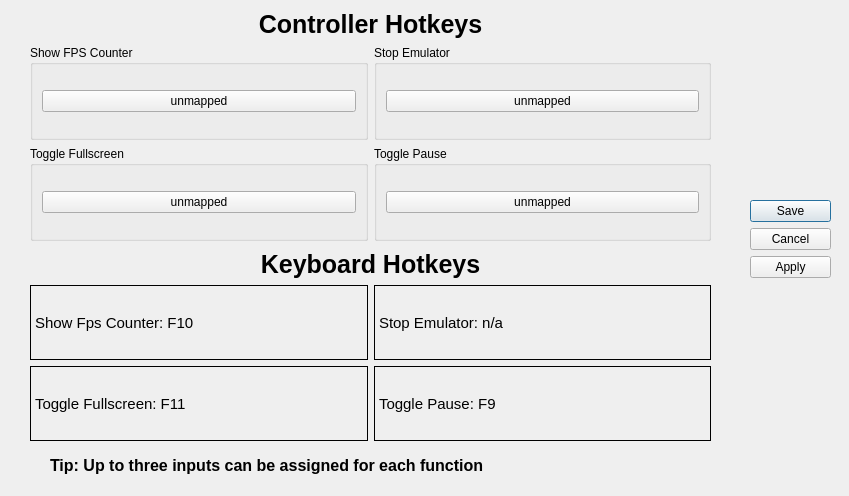
shadps4-emu/shadPS4, file src/qt_gui/hotkeys.ui: the form before one commit.
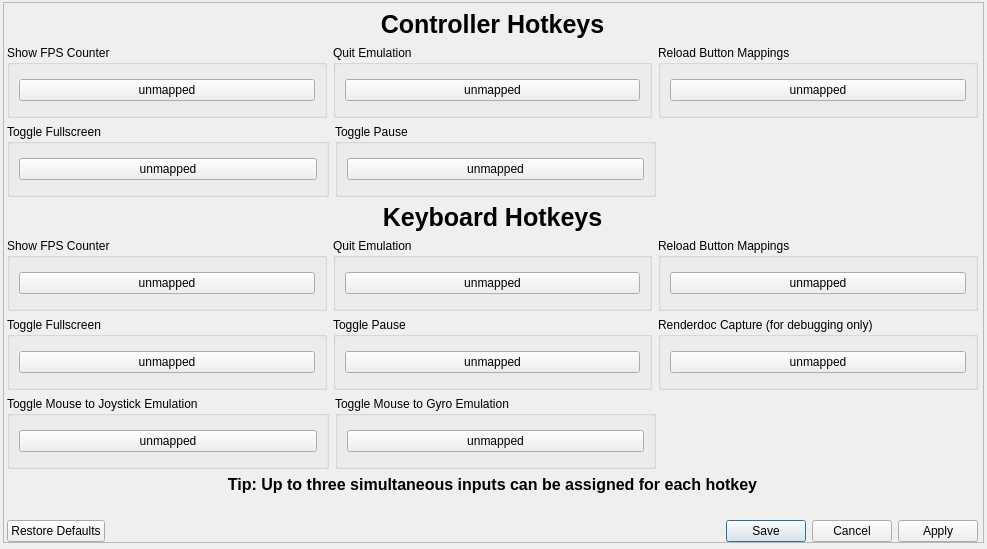
The form after the commit.

```diff
--- a/src/qt_gui/hotkeys.ui
+++ b/src/qt_gui/hotkeys.ui
@@ -8,39 +8,44 @@
    <rect>
     <x>0</x>
     <y>0</y>
-    <width>849</width>
-    <height>496</height>
+    <width>987</width>
+    <height>549</height>
    </rect>
   </property>
   <property name="windowTitle">
    <string>Customize Hotkeys</string>
   </property>
-  <widget class="QDialogButtonBox" name="buttonBox">
+  <widget class="QScrollArea" name="scrollArea">
    <property name="geometry">
     <rect>
-     <x>750</x>
-     <y>200</y>
-     <width>81</width>
-     <height>81</height>
+     <x>3</x>
+     <y>2</y>
+     <width>981</width>
+     <height>541</height>
     </rect>
    </property>
-   <property name="orientation">
-    <enum>Qt::Orientation::Vertical</enum>
+   <property name="widgetResizable">
+    <bool>true</bool>
    </property>
-   <property name="standardButtons">
-    <set>QDialogButtonBox::StandardButton::Apply|QDialogButtonBox::StandardButton::Cancel|QDialogButtonBox::StandardButton::Save</set>
-   </property>
-  </widget>
-  <widget class="QWidget" name="verticalLayoutWidget">
+   <widget class="QWidget" name="scrollAreaWidgetContents">
+    <property name="geometry">
+     <rect>
+      <x>0</x>
+      <y>0</y>
+      <width>979</width>
+      <height>539</height>
+     </rect>
+    </property>
+    <widget class="QWidget" name="verticalLayoutWidget_3">
    <property name="geometry">
     <rect>
-     <x>30</x>
-     <y>10</y>
-     <width>681</width>
-     <height>231</height>
-    </rect>
-   </property>
-   <layout class="QVBoxLayout" name="controllerLayout">
+       <x>3</x>
+       <y>7</y>
+       <width>971</width>
+       <height>532</height>
+      </rect>
+     </property>
+     <layout class="QVBoxLayout" name="HotkeysLayout">
     <item>
      <widget class="QLabel" name="controllerLabel">
       <property name="sizePolicy">
@@ -66,7 +71,13 @@
     <item>
      <layout class="QHBoxLayout" name="horizontalLayoutPad1">
       <item>
-       <widget class="QGroupBox" name="fpsGroupbox">
+         <widget class="QGroupBox" name="fpsGroupboxPad">
+          <property name="sizePolicy">
+           <sizepolicy hsizetype="Expanding" vsizetype="Preferred">
+            <horstretch>0</horstretch>
+            <verstretch>0</verstretch>
+           </sizepolicy>
+          </property>
         <property name="title">
          <string>Show FPS Counter</string>
         </property>
@@ -85,9 +96,15 @@
        </widget>
       </item>
       <item>
-       <widget class="QGroupBox" name="stopGroupbox">
+         <widget class="QGroupBox" name="quitGroupboxKB_2">
+          <property name="sizePolicy">
+           <sizepolicy hsizetype="Expanding" vsizetype="Preferred">
+            <horstretch>0</horstretch>
+            <verstretch>0</verstretch>
+           </sizepolicy>
+          </property>
         <property name="title">
-         <string>Stop Emulator</string>
+           <string>Quit Emulation</string>
         </property>
         <layout class="QVBoxLayout" name="verticalLayout_5">
          <item>
@@ -103,12 +120,40 @@
         </layout>
        </widget>
       </item>
+        <item>
+         <widget class="QGroupBox" name="reloadMappingsBoxPad">
+          <property name="sizePolicy">
+           <sizepolicy hsizetype="Expanding" vsizetype="Preferred">
+            <horstretch>0</horstretch>
+            <verstretch>0</verstretch>
+           </sizepolicy>
+          </property>
+          <property name="title">
+           <string>Reload Button Mappings</string>
+          </property>
+          <layout class="QVBoxLayout" name="verticalLayout_6">
+           <item>
+            <widget class="QPushButton" name="reloadButtonPad">
+             <property name="text">
+              <string>unmapped</string>
+             </property>
+            </widget>
+           </item>
+          </layout>
+         </widget>
+        </item>
      </layout>
     </item>
     <item>
      <layout class="QHBoxLayout" name="horizontalLayoutPad2">
       <item>
-       <widget class="QGroupBox" name="fullscreenGroupbox">
+         <widget class="QGroupBox" name="fullscreenGroupboxPad">
+          <property name="sizePolicy">
+           <sizepolicy hsizetype="Expanding" vsizetype="Preferred">
+            <horstretch>0</horstretch>
+            <verstretch>0</verstretch>
+           </sizepolicy>
+          </property>
         <property name="title">
          <string>Toggle Fullscreen</string>
         </property>
@@ -127,7 +172,13 @@
        </widget>
       </item>
       <item>
-       <widget class="QGroupBox" name="pauseGroupbox">
+         <widget class="QGroupBox" name="pauseGroupboxPad">
+          <property name="sizePolicy">
+           <sizepolicy hsizetype="Expanding" vsizetype="Preferred">
+            <horstretch>0</horstretch>
+            <verstretch>0</verstretch>
+           </sizepolicy>
+          </property>
         <property name="title">
          <string>Toggle Pause</string>
         </property>
@@ -145,20 +196,21 @@
         </layout>
        </widget>
       </item>
-     </layout>
-    </item>
-   </layout>
-  </widget>
-  <widget class="QWidget" name="verticalLayoutWidget_2">
-   <property name="geometry">
-    <rect>
-     <x>30</x>
-     <y>250</y>
-     <width>681</width>
-     <height>191</height>
-    </rect>
-   </property>
-   <layout class="QVBoxLayout" name="keyboardLayout">
+        <item>
+         <spacer name="horizontalSpacer_2">
+          <property name="orientation">
+           <enum>Qt::Orientation::Horizontal</enum>
+          </property>
+          <property name="sizeHint" stdset="0">
+           <size>
+            <width>40</width>
+            <height>20</height>
+           </size>
+          </property>
+         </spacer>
+        </item>
+       </layout>
+      </item>
     <item>
      <widget class="QLabel" name="keyboardLabel">
       <property name="sizePolicy">
@@ -182,37 +234,80 @@
      </widget>
     </item>
     <item>
-     <layout class="QVBoxLayout" name="KBLabelsLayout">
-      <item>
        <layout class="QHBoxLayout" name="horizontalLayoutKB1">
         <item>
-         <widget class="QLabel" name="fpsLabelKB">
-          <property name="font">
-           <font>
-            <pointsize>11</pointsize>
-           </font>
+         <widget class="QGroupBox" name="fpsGroupboxKB">
+          <property name="sizePolicy">
+           <sizepolicy hsizetype="Expanding" vsizetype="Preferred">
+            <horstretch>0</horstretch>
+            <verstretch>0</verstretch>
+           </sizepolicy>
           </property>
-          <property name="frameShape">
-           <enum>QFrame::Shape::Box</enum>
+          <property name="title">
+           <string>Show FPS Counter</string>
           </property>
+          <layout class="QVBoxLayout" name="verticalLayout_7">
+           <item>
+            <widget class="QPushButton" name="fpsButtonKB">
+             <property name="focusPolicy">
+              <enum>Qt::FocusPolicy::NoFocus</enum>
+             </property>
           <property name="text">
-           <string>Show Fps Counter: F10</string>
+              <string>unmapped</string>
           </property>
          </widget>
         </item>
+          </layout>
+         </widget>
+        </item>
         <item>
-         <widget class="QLabel" name="stopLabelKB">
-          <property name="font">
-           <font>
-            <pointsize>11</pointsize>
-           </font>
+         <widget class="QGroupBox" name="quitGroupboxKB">
+          <property name="sizePolicy">
+           <sizepolicy hsizetype="Expanding" vsizetype="Preferred">
+            <horstretch>0</horstretch>
+            <verstretch>0</verstretch>
+           </sizepolicy>
           </property>
-          <property name="frameShape">
-           <enum>QFrame::Shape::Box</enum>
+          <property name="title">
+           <string>Quit Emulation</string>
           </property>
+          <layout class="QVBoxLayout" name="verticalLayout_9">
+           <item>
+            <widget class="QPushButton" name="quitButtonKB">
+             <property name="focusPolicy">
+              <enum>Qt::FocusPolicy::NoFocus</enum>
+             </property>
           <property name="text">
-           <string>Stop Emulator: n/a</string>
-          </property>
+              <string>unmapped</string>
+             </property>
+            </widget>
+           </item>
+          </layout>
+         </widget>
+        </item>
+        <item>
+         <widget class="QGroupBox" name="reloadMappingsBoxKB">
+          <property name="sizePolicy">
+           <sizepolicy hsizetype="Expanding" vsizetype="Preferred">
+            <horstretch>0</horstretch>
+            <verstretch>0</verstretch>
+           </sizepolicy>
+          </property>
+          <property name="title">
+           <string>Reload Button Mappings</string>
+          </property>
+          <layout class="QVBoxLayout" name="verticalLayout_11">
+           <item>
+            <widget class="QPushButton" name="reloadButtonKB">
+             <property name="focusPolicy">
+              <enum>Qt::FocusPolicy::NoFocus</enum>
+             </property>
+             <property name="text">
+              <string>unmapped</string>
+             </property>
+            </widget>
+           </item>
+          </layout>
          </widget>
         </item>
        </layout>
@@ -220,49 +315,156 @@
       <item>
        <layout class="QHBoxLayout" name="horizontalLayoutKB2">
         <item>
-         <widget class="QLabel" name="fullscreenLabelKB">
-          <property name="font">
-           <font>
-            <pointsize>11</pointsize>
-           </font>
+         <widget class="QGroupBox" name="fullscreenGroupboxKB">
+          <property name="sizePolicy">
+           <sizepolicy hsizetype="Expanding" vsizetype="Preferred">
+            <horstretch>0</horstretch>
+            <verstretch>0</verstretch>
+           </sizepolicy>
           </property>
-          <property name="frameShape">
-           <enum>QFrame::Shape::Box</enum>
+          <property name="title">
+           <string>Toggle Fullscreen</string>
           </property>
+          <layout class="QVBoxLayout" name="verticalLayout_8">
+           <item>
+            <widget class="QPushButton" name="fullscreenButtonKB">
+             <property name="focusPolicy">
+              <enum>Qt::FocusPolicy::NoFocus</enum>
+             </property>
           <property name="text">
-           <string>Toggle Fullscreen: F11</string>
+              <string>unmapped</string>
           </property>
          </widget>
         </item>
+          </layout>
+         </widget>
+        </item>
         <item>
-         <widget class="QLabel" name="pauseLabelKB">
-          <property name="font">
-           <font>
-            <pointsize>11</pointsize>
-           </font>
+         <widget class="QGroupBox" name="pauseGroupboxKB">
+          <property name="sizePolicy">
+           <sizepolicy hsizetype="Expanding" vsizetype="Preferred">
+            <horstretch>0</horstretch>
+            <verstretch>0</verstretch>
+           </sizepolicy>
           </property>
-          <property name="frameShape">
-           <enum>QFrame::Shape::Box</enum>
+          <property name="title">
+           <string>Toggle Pause</string>
           </property>
+          <layout class="QVBoxLayout" name="verticalLayout_10">
+           <item>
+            <widget class="QPushButton" name="pauseButtonKB">
+             <property name="focusPolicy">
+              <enum>Qt::FocusPolicy::NoFocus</enum>
+             </property>
           <property name="text">
-           <string>Toggle Pause: F9</string>
+              <string>unmapped</string>
           </property>
          </widget>
         </item>
        </layout>
-      </item>
-     </layout>
-    </item>
-   </layout>
-  </widget>
+         </widget>
+        </item>
+        <item>
+         <widget class="QGroupBox" name="renderdocGroupbox">
+          <property name="sizePolicy">
+           <sizepolicy hsizetype="Expanding" vsizetype="Preferred">
+            <horstretch>0</horstretch>
+            <verstretch>0</verstretch>
+           </sizepolicy>
+          </property>
+          <property name="title">
+           <string>Renderdoc Capture (for debugging only)</string>
+          </property>
+          <layout class="QVBoxLayout" name="verticalLayout_12">
+           <item>
+            <widget class="QPushButton" name="renderdocButton">
+             <property name="focusPolicy">
+              <enum>Qt::FocusPolicy::NoFocus</enum>
+             </property>
+             <property name="text">
+              <string>unmapped</string>
+             </property>
+            </widget>
+           </item>
+          </layout>
+         </widget>
+        </item>
+       </layout>
+      </item>
+      <item>
+       <layout class="QHBoxLayout" name="horizontalLayout">
+        <item>
+         <widget class="QGroupBox" name="mouseJoystickGroupbox">
+          <property name="sizePolicy">
+           <sizepolicy hsizetype="Expanding" vsizetype="Preferred">
+            <horstretch>0</horstretch>
+            <verstretch>0</verstretch>
+           </sizepolicy>
+          </property>
+          <property name="title">
+           <string>Toggle Mouse to Joystick Emulation</string>
+          </property>
+          <layout class="QVBoxLayout" name="verticalLayout_13">
+           <item>
+            <widget class="QPushButton" name="mouseJoystickButton">
+             <property name="focusPolicy">
+              <enum>Qt::FocusPolicy::NoFocus</enum>
+             </property>
+             <property name="text">
+              <string>unmapped</string>
+             </property>
+            </widget>
+           </item>
+          </layout>
+         </widget>
+        </item>
+        <item>
+         <widget class="QGroupBox" name="mouseGyroGroupbox">
+          <property name="sizePolicy">
+           <sizepolicy hsizetype="Expanding" vsizetype="Preferred">
+            <horstretch>0</horstretch>
+            <verstretch>0</verstretch>
+           </sizepolicy>
+          </property>
+          <property name="title">
+           <string>Toggle Mouse to Gyro Emulation</string>
+          </property>
+          <layout class="QVBoxLayout" name="verticalLayout_14">
+           <item>
+            <widget class="QPushButton" name="mouseGyroButton">
+             <property name="focusPolicy">
+              <enum>Qt::FocusPolicy::NoFocus</enum>
+             </property>
+             <property name="text">
+              <string>unmapped</string>
+             </property>
+            </widget>
+           </item>
+          </layout>
+         </widget>
+        </item>
+        <item>
+         <spacer name="horizontalSpacer_3">
+          <property name="orientation">
+           <enum>Qt::Orientation::Horizontal</enum>
+          </property>
+          <property name="sizeHint" stdset="0">
+           <size>
+            <width>40</width>
+            <height>20</height>
+           </size>
+          </property>
+         </spacer>
+        </item>
+       </layout>
+      </item>
+      <item>
   <widget class="QLabel" name="tipLabel">
-   <property name="geometry">
-    <rect>
-     <x>50</x>
-     <y>450</y>
-     <width>631</width>
-     <height>31</height>
-    </rect>
+        <property name="sizePolicy">
+         <sizepolicy hsizetype="Preferred" vsizetype="Fixed">
+          <horstretch>0</horstretch>
+          <verstretch>0</verstretch>
+         </sizepolicy>
    </property>
    <property name="font">
     <font>
@@ -271,8 +473,39 @@
     </font>
    </property>
    <property name="text">
-    <string>Tip: Up to three inputs can be assigned for each function</string>
-   </property>
+         <string>Tip: Up to three simultaneous inputs can be assigned for each hotkey</string>
+        </property>
+        <property name="alignment">
+         <set>Qt::AlignmentFlag::AlignCenter</set>
+        </property>
+       </widget>
+      </item>
+      <item>
+       <spacer name="horizontalSpacer">
+        <property name="orientation">
+         <enum>Qt::Orientation::Horizontal</enum>
+        </property>
+        <property name="sizeHint" stdset="0">
+         <size>
+          <width>40</width>
+          <height>20</height>
+         </size>
+        </property>
+       </spacer>
+      </item>
+      <item>
+       <widget class="QDialogButtonBox" name="buttonBox">
+        <property name="orientation">
+         <enum>Qt::Orientation::Horizontal</enum>
+        </property>
+        <property name="standardButtons">
+         <set>QDialogButtonBox::StandardButton::Apply|QDialogButtonBox::StandardButton::Cancel|QDialogButtonBox::StandardButton::RestoreDefaults|QDialogButtonBox::StandardButton::Save</set>
+        </property>
+       </widget>
+      </item>
+     </layout>
+    </widget>
+   </widget>
   </widget>
  </widget>
  <resources/>
```
Left out of the diff: 3 changed lines with no effect on the pictures. Lines whose indentation alone changed are shown as unchanged.
